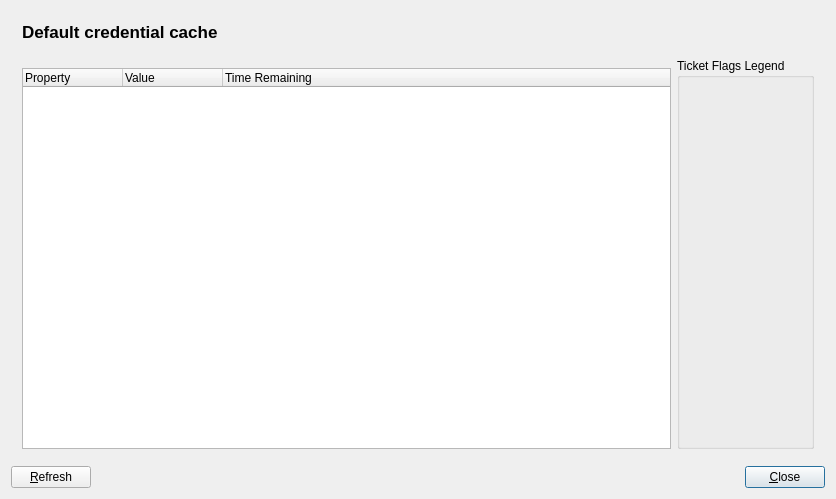
First picture: the form in src/mainwidget.ui, repository bas524/kerberos-ticket-watcher, before the edit.
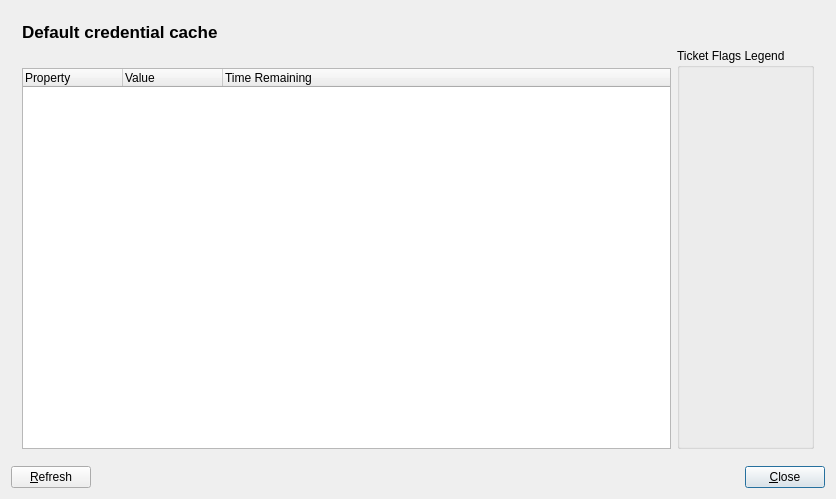
Second picture: the form after the edit.

The edit to the form file:
```diff
--- a/src/mainwidget.ui
+++ b/src/mainwidget.ui
@@ -22,12 +22,11 @@
                         <enum>QFrame::Plain</enum>
                     </property>
                     <layout class="QGridLayout" name="gridLayout">
-                        <item row="0" column="0" colspan="2">
+      <item row="0" column="0">
                             <widget class="QLabel" name="title">
                                 <property name="font">
                                     <font>
                                         <pointsize>13</pointsize>
-                                        <weight>75</weight>
                                         <bold>true</bold>
                                     </font>
                                 </property>
@@ -39,7 +38,7 @@
                                 </property>
                             </widget>
                         </item>
-                        <item rowspan="2" row="1" column="0" colspan="2">
+      <item row="1" column="0">
                             <widget class="QLabel" name="commonLabel">
                                 <property name="text">
                                     <string/>
@@ -49,7 +48,29 @@
                                 </property>
                             </widget>
                         </item>
-                        <item row="3" column="0">
+      <item row="1" column="1" rowspan="2">
+       <widget class="QGroupBox" name="groupBox">
+        <property name="title">
+         <string>Ticket Flags Legend</string>
+        </property>
+        <layout class="QGridLayout" name="gridLayout_3">
+         <item row="0" column="0">
+          <widget class="QLabel" name="textLabel1">
+           <property name="text">
+            <string/>
+           </property>
+           <property name="alignment">
+            <set>Qt::AlignLeading|Qt::AlignLeft|Qt::AlignTop</set>
+           </property>
+           <property name="wordWrap">
+            <bool>false</bool>
+           </property>
+          </widget>
+         </item>
+        </layout>
+       </widget>
+      </item>
+      <item row="2" column="0">
                             <widget class="QTreeWidget" name="ticketView">
                                 <property name="minimumSize">
                                     <size>
@@ -77,28 +98,6 @@
                                 </column>
                             </widget>
                         </item>
-                        <item rowspan="2" row="2" column="1">
-                            <widget class="QGroupBox" name="groupBox">
-                                <property name="title">
-                                    <string>Ticket Flags Legend</string>
-                                </property>
-                                <layout class="QGridLayout" name="gridLayout_3">
-                                    <item row="0" column="0">
-                                        <widget class="QLabel" name="textLabel1">
-                                            <property name="text">
-                                                <string/>
-                                            </property>
-                                            <property name="alignment">
-                                                <set>Qt::AlignLeading|Qt::AlignLeft|Qt::AlignTop</set>
-                                            </property>
-                                            <property name="wordWrap">
-                                                <bool>false</bool>
-                                            </property>
-                                        </widget>
-                                    </item>
-                                </layout>
-                            </widget>
-                        </item>
                     </layout>
                 </widget>
             </item>
```
Left out of the diff: 1 changed line with no effect on the pictures. Lines whose indentation alone changed are shown as unchanged.
